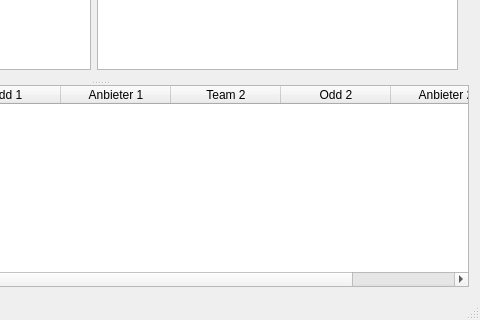
Above: gui/barney-qt/mainwindow.ui from creeky/barney before the change; both pictures show x 281 to 761 and y 183 to 503 of the 761 by 503 pixel window. Below: the same form after it.
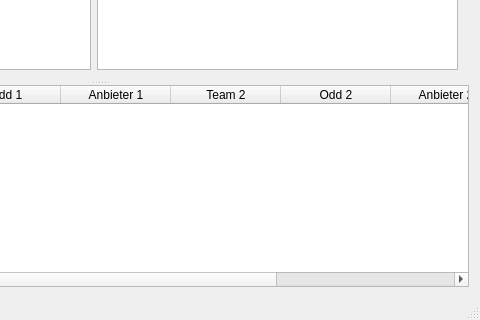
That is the form after the change.

The edit to the form file:
```diff
--- a/gui/barney-qt/mainwindow.ui
+++ b/gui/barney-qt/mainwindow.ui
@@ -108,7 +108,7 @@
         <number>0</number>
        </property>
        <property name="columnCount">
-        <number>7</number>
+        <number>8</number>
        </property>
        <attribute name="horizontalHeaderDefaultSectionSize">
         <number>110</number>
@@ -157,6 +157,11 @@
          <string>Anbieter 2</string>
         </property>
        </column>
+       <column>
+        <property name="text">
+         <string>1/odd1+1/odd2</string>
+        </property>
+       </column>
       </widget>
      </widget>
     </item>
```
